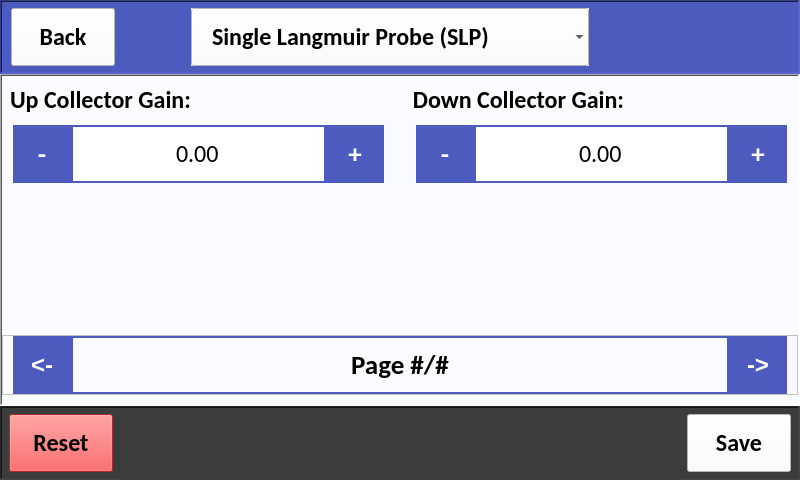
Old version of the form src/user_interface/graphic_user_interface/user_settings.ui in the repository CFigueroa90894/plasmetry.
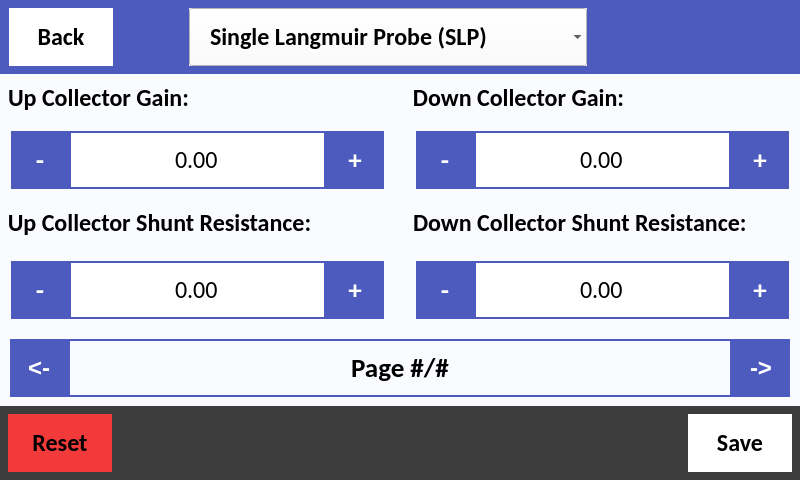
New version of the form. The open tabs and pages were chosen to show the change.

What changed in the file:
```diff
--- a/src/user_interface/graphic_user_interface/user_settings.ui
+++ b/src/user_interface/graphic_user_interface/user_settings.ui
@@ -31,8 +31,19 @@
 	background-color: #fafbff;
 }
 
+QLabel {
+	color: black;
+	border: 1px solid #fafbff;
+}
+
 QFrame {
 	background-color: #fafbff;
+	border: none;
+}
+
+QPushButton {
+	color: black;
+	border: none;
 }</string>
    </property>
    <layout class="QVBoxLayout" name="verticalLayout">
@@ -1615,7 +1626,7 @@
                  <property name="alignment">
                   <set>Qt::AlignLeading|Qt::AlignLeft|Qt::AlignVCenter</set>
                  </property>
-                 <layout class="QHBoxLayout" name="horizontalLayout_51">
+                 <layout class="QHBoxLayout" name="horizontalLayout_87">
                   <property name="spacing">
                    <number>0</number>
                   </property>
@@ -1759,7 +1770,7 @@
                  <property name="alignment">
                   <set>Qt::AlignLeading|Qt::AlignLeft|Qt::AlignVCenter</set>
                  </property>
-                 <layout class="QHBoxLayout" name="horizontalLayout_54">
+                 <layout class="QHBoxLayout" name="horizontalLayout_88">
                   <property name="spacing">
                    <number>0</number>
                   </property>
@@ -1767,7 +1778,7 @@
                    <number>10</number>
                   </property>
                   <property name="topMargin">
-                   <number>0</number>
+                   <number>9</number>
                   </property>
                   <property name="rightMargin">
                    <number>10</number>
@@ -4562,6 +4573,30 @@
            </layout>
           </widget>
           <widget class="QWidget" name="tlc_3">
+           <layout class="QVBoxLayout" name="verticalLayout_46">
+            <property name="spacing">
+             <number>0</number>
+            </property>
+            <property name="leftMargin">
+             <number>0</number>
+            </property>
+            <property name="topMargin">
+             <number>0</number>
+            </property>
+            <property name="rightMargin">
+             <number>0</number>
+            </property>
+            <property name="bottomMargin">
+             <number>0</number>
+            </property>
+            <item>
+             <widget class="QFrame" name="frame_43">
+              <property name="frameShape">
+               <enum>QFrame::StyledPanel</enum>
+              </property>
+              <property name="frameShadow">
+               <enum>QFrame::Raised</enum>
+              </property>
            <layout class="QHBoxLayout" name="horizontalLayout_13">
             <property name="spacing">
              <number>10</number>
@@ -4605,7 +4640,7 @@
                 <number>10</number>
                </property>
                <property name="topMargin">
-                <number>9</number>
+                   <number>0</number>
                </property>
                <property name="rightMargin">
                 <number>10</number>
@@ -4613,7 +4648,7 @@
                <property name="bottomMargin">
                 <number>0</number>
                </property>
-               <item alignment="Qt::AlignTop">
+                  <item>
                 <widget class="QToolButton" name="tlc_up_collector_gain_minus">
                  <property name="minimumSize">
                   <size>
@@ -4639,7 +4674,7 @@
                  </property>
                 </widget>
                </item>
-               <item alignment="Qt::AlignTop">
+                  <item>
                 <widget class="QDoubleSpinBox" name="tlc_up_collector_gain_input">
                  <property name="minimumSize">
                   <size>
@@ -4696,7 +4731,7 @@
                  </property>
                 </widget>
                </item>
-               <item alignment="Qt::AlignTop">
+                  <item>
                 <widget class="QToolButton" name="tlc_up_collector_gain_plus">
                  <property name="minimumSize">
                   <size>
@@ -4755,7 +4790,7 @@
                 <number>10</number>
                </property>
                <property name="topMargin">
-                <number>9</number>
+                   <number>0</number>
                </property>
                <property name="rightMargin">
                 <number>10</number>
@@ -4763,7 +4798,7 @@
                <property name="bottomMargin">
                 <number>0</number>
                </property>
-               <item alignment="Qt::AlignTop">
+                  <item>
                 <widget class="QToolButton" name="tlc_down_collect_gain_minus">
                  <property name="minimumSize">
                   <size>
@@ -4789,7 +4824,7 @@
                  </property>
                 </widget>
                </item>
-               <item alignment="Qt::AlignTop">
+                  <item>
                 <widget class="QDoubleSpinBox" name="tlc_down_collect_gain_input">
                  <property name="minimumSize">
                   <size>
@@ -4846,7 +4881,7 @@
                  </property>
                 </widget>
                </item>
-               <item alignment="Qt::AlignTop">
+                  <item>
                 <widget class="QToolButton" name="tlc_down_collect_gain_plus">
                  <property name="minimumSize">
                   <size>
@@ -4880,6 +4915,358 @@
             </item>
            </layout>
           </widget>
+            </item>
+            <item>
+             <widget class="QFrame" name="frame_44">
+              <property name="frameShape">
+               <enum>QFrame::StyledPanel</enum>
+              </property>
+              <property name="frameShadow">
+               <enum>QFrame::Raised</enum>
+              </property>
+              <layout class="QHBoxLayout" name="horizontalLayout_51">
+               <property name="spacing">
+                <number>10</number>
+               </property>
+               <property name="leftMargin">
+                <number>0</number>
+               </property>
+               <property name="topMargin">
+                <number>0</number>
+               </property>
+               <property name="rightMargin">
+                <number>0</number>
+               </property>
+               <property name="bottomMargin">
+                <number>0</number>
+               </property>
+               <item>
+                <widget class="QGroupBox" name="tlc_up_shunt_rest_gb">
+                 <property name="minimumSize">
+                  <size>
+                   <width>395</width>
+                   <height>125</height>
+                  </size>
+                 </property>
+                 <property name="maximumSize">
+                  <size>
+                   <width>395</width>
+                   <height>125</height>
+                  </size>
+                 </property>
+                 <property name="font">
+                  <font>
+                   <family>Calibri</family>
+                   <pointsize>18</pointsize>
+                   <weight>75</weight>
+                   <bold>true</bold>
+                  </font>
+                 </property>
+                 <property name="styleSheet">
+                  <string notr="true"/>
+                 </property>
+                 <property name="title">
+                  <string>Up Collector Shunt Resistance:</string>
+                 </property>
+                 <property name="alignment">
+                  <set>Qt::AlignLeading|Qt::AlignLeft|Qt::AlignVCenter</set>
+                 </property>
+                 <layout class="QHBoxLayout" name="horizontalLayout_54">
+                  <property name="spacing">
+                   <number>0</number>
+                  </property>
+                  <property name="leftMargin">
+                   <number>10</number>
+                  </property>
+                  <property name="topMargin">
+                   <number>9</number>
+                  </property>
+                  <property name="rightMargin">
+                   <number>10</number>
+                  </property>
+                  <property name="bottomMargin">
+                   <number>0</number>
+                  </property>
+                  <item>
+                   <widget class="QToolButton" name="tlc_up_shunt_rest_minus">
+                    <property name="minimumSize">
+                     <size>
+                      <width>58</width>
+                      <height>58</height>
+                     </size>
+                    </property>
+                    <property name="maximumSize">
+                     <size>
+                      <width>58</width>
+                      <height>58</height>
+                     </size>
+                    </property>
+                    <property name="font">
+                     <font>
+                      <pointsize>20</pointsize>
+                      <weight>75</weight>
+                      <bold>true</bold>
+                     </font>
+                    </property>
+                    <property name="text">
+                     <string>-</string>
+                    </property>
+                   </widget>
+                  </item>
+                  <item>
+                   <widget class="QDoubleSpinBox" name="tlc_up_shunt_rest_input">
+                    <property name="minimumSize">
+                     <size>
+                      <width>0</width>
+                      <height>58</height>
+                     </size>
+                    </property>
+                    <property name="maximumSize">
+                     <size>
+                      <width>1000</width>
+                      <height>58</height>
+                     </size>
+                    </property>
+                    <property name="font">
+                     <font>
+                      <family>Calibri</family>
+                      <pointsize>18</pointsize>
+                      <weight>50</weight>
+                      <bold>false</bold>
+                     </font>
+                    </property>
+                    <property name="focusPolicy">
+                     <enum>Qt::NoFocus</enum>
+                    </property>
+                    <property name="layoutDirection">
+                     <enum>Qt::LeftToRight</enum>
+                    </property>
+                    <property name="styleSheet">
+                     <string notr="true">QDoubleSpinBox {
+	background-color: #FFFFFF;
+}</string>
+                    </property>
+                    <property name="alignment">
+                     <set>Qt::AlignCenter</set>
+                    </property>
+                    <property name="readOnly">
+                     <bool>true</bool>
+                    </property>
+                    <property name="buttonSymbols">
+                     <enum>QAbstractSpinBox::NoButtons</enum>
+                    </property>
+                    <property name="correctionMode">
+                     <enum>QAbstractSpinBox::CorrectToPreviousValue</enum>
+                    </property>
+                    <property name="showGroupSeparator" stdset="0">
+                     <bool>false</bool>
+                    </property>
+                    <property name="decimals">
+                     <number>2</number>
+                    </property>
+                    <property name="minimum">
+                     <double>-10000.000000000000000</double>
+                    </property>
+                    <property name="maximum">
+                     <double>10000.000000000000000</double>
+                    </property>
+                    <property name="singleStep">
+                     <double>1.000000000000000</double>
+                    </property>
+                   </widget>
+                  </item>
+                  <item>
+                   <widget class="QToolButton" name="tlc_up_shunt_rest_plus">
+                    <property name="minimumSize">
+                     <size>
+                      <width>58</width>
+                      <height>58</height>
+                     </size>
+                    </property>
+                    <property name="maximumSize">
+                     <size>
+                      <width>16777215</width>
+                      <height>58</height>
+                     </size>
+                    </property>
+                    <property name="font">
+                     <font>
+                      <pointsize>20</pointsize>
+                      <weight>75</weight>
+                      <bold>true</bold>
+                     </font>
+                    </property>
+                    <property name="focusPolicy">
+                     <enum>Qt::NoFocus</enum>
+                    </property>
+                    <property name="text">
+                     <string>+</string>
+                    </property>
+                   </widget>
+                  </item>
+                 </layout>
+                </widget>
+               </item>
+               <item>
+                <widget class="QGroupBox" name="tlc_down_shunt_rest_gb">
+                 <property name="minimumSize">
+                  <size>
+                   <width>395</width>
+                   <height>125</height>
+                  </size>
+                 </property>
+                 <property name="maximumSize">
+                  <size>
+                   <width>395</width>
+                   <height>125</height>
+                  </size>
+                 </property>
+                 <property name="font">
+                  <font>
+                   <family>Calibri</family>
+                   <pointsize>18</pointsize>
+                   <weight>75</weight>
+                   <bold>true</bold>
+                  </font>
+                 </property>
+                 <property name="title">
+                  <string>Down Collector Shunt Resistance: </string>
+                 </property>
+                 <property name="alignment">
+                  <set>Qt::AlignLeading|Qt::AlignLeft|Qt::AlignVCenter</set>
+                 </property>
+                 <layout class="QHBoxLayout" name="horizontalLayout_92">
+                  <property name="spacing">
+                   <number>0</number>
+                  </property>
+                  <property name="leftMargin">
+                   <number>10</number>
+                  </property>
+                  <property name="topMargin">
+                   <number>9</number>
+                  </property>
+                  <property name="rightMargin">
+                   <number>10</number>
+                  </property>
+                  <property name="bottomMargin">
+                   <number>0</number>
+                  </property>
+                  <item>
+                   <widget class="QToolButton" name="tlc_down_shunt_rest_minus">
+                    <property name="minimumSize">
+                     <size>
+                      <width>58</width>
+                      <height>58</height>
+                     </size>
+                    </property>
+                    <property name="maximumSize">
+                     <size>
+                      <width>58</width>
+                      <height>58</height>
+                     </size>
+                    </property>
+                    <property name="font">
+                     <font>
+                      <pointsize>20</pointsize>
+                      <weight>75</weight>
+                      <bold>true</bold>
+                     </font>
+                    </property>
+                    <property name="text">
+                     <string>-</string>
+                    </property>
+                   </widget>
+                  </item>
+                  <item>
+                   <widget class="QDoubleSpinBox" name="tlc_down_shunt_rest_input">
+                    <property name="minimumSize">
+                     <size>
+                      <width>0</width>
+                      <height>58</height>
+                     </size>
+                    </property>
+                    <property name="maximumSize">
+                     <size>
+                      <width>1000</width>
+                      <height>58</height>
+                     </size>
+                    </property>
+                    <property name="font">
+                     <font>
+                      <family>Calibri</family>
+                      <pointsize>18</pointsize>
+                      <weight>50</weight>
+                      <bold>false</bold>
+                     </font>
+                    </property>
+                    <property name="styleSheet">
+                     <string notr="true">QDoubleSpinBox {
+	background-color: #FFFFFF;
+}</string>
+                    </property>
+                    <property name="frame">
+                     <bool>true</bool>
+                    </property>
+                    <property name="alignment">
+                     <set>Qt::AlignCenter</set>
+                    </property>
+                    <property name="readOnly">
+                     <bool>true</bool>
+                    </property>
+                    <property name="buttonSymbols">
+                     <enum>QAbstractSpinBox::NoButtons</enum>
+                    </property>
+                    <property name="correctionMode">
+                     <enum>QAbstractSpinBox::CorrectToPreviousValue</enum>
+                    </property>
+                    <property name="showGroupSeparator" stdset="0">
+                     <bool>false</bool>
+                    </property>
+                    <property name="decimals">
+                     <number>2</number>
+                    </property>
+                    <property name="maximum">
+                     <double>10000.000000000000000</double>
+                    </property>
+                   </widget>
+                  </item>
+                  <item>
+                   <widget class="QToolButton" name="tlc_down_shunt_rest_plus">
+                    <property name="minimumSize">
+                     <size>
+                      <width>58</width>
+                      <height>58</height>
+                     </size>
+                    </property>
+                    <property name="maximumSize">
+                     <size>
+                      <width>16777215</width>
+                      <height>58</height>
+                     </size>
+                    </property>
+                    <property name="font">
+                     <font>
+                      <pointsize>20</pointsize>
+                      <weight>75</weight>
+                      <bold>true</bold>
+                     </font>
+                    </property>
+                    <property name="focusPolicy">
+                     <enum>Qt::NoFocus</enum>
+                    </property>
+                    <property name="text">
+                     <string>+</string>
+                    </property>
+                   </widget>
+                  </item>
+                 </layout>
+                </widget>
+               </item>
+              </layout>
+             </widget>
+            </item>
+           </layout>
+          </widget>
           <widget class="QWidget" name="tlv_1">
            <layout class="QVBoxLayout" name="verticalLayout_25">
             <property name="spacing">
```
Left out of the diff: 1416 changed lines with no effect on the pictures. Lines whose indentation alone changed are shown as unchanged.
